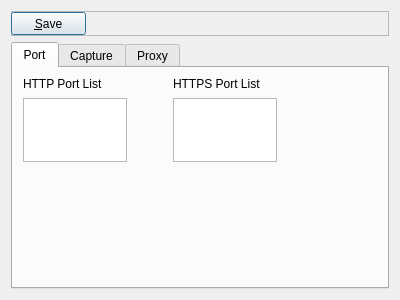
Qt form app/httpsniff/dialog.ui (gilgil1973/snoop90) before a commit.
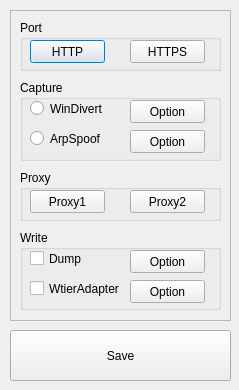
The same form after that commit. The open tabs and pages were chosen to show the change.

Patch:
```diff
--- a/app/httpsniff/dialog.ui
+++ b/app/httpsniff/dialog.ui
@@ -6,111 +6,85 @@
    <rect>
     <x>0</x>
     <y>0</y>
-    <width>400</width>
-    <height>300</height>
+    <width>239</width>
+    <height>390</height>
    </rect>
   </property>
   <property name="windowTitle">
    <string>Dialog</string>
   </property>
-  <layout class="QGridLayout" name="gridLayout">
-   <item row="0" column="0">
-    <layout class="QVBoxLayout" name="verticalLayout">
-     <item>
-      <widget class="QFrame" name="frameTop">
-       <property name="minimumSize">
-        <size>
-         <width>0</width>
-         <height>25</height>
-        </size>
+  <widget class="QFrame" name="frame">
+   <property name="geometry">
+    <rect>
+     <x>10</x>
+     <y>10</y>
+     <width>221</width>
+     <height>311</height>
+    </rect>
        </property>
        <property name="frameShape">
         <enum>QFrame::StyledPanel</enum>
        </property>
        <property name="frameShadow">
-        <enum>QFrame::Sunken</enum>
-       </property>
-       <widget class="QPushButton" name="pbSave">
+    <enum>QFrame::Raised</enum>
+   </property>
+   <widget class="QGroupBox" name="gbPort">
         <property name="geometry">
          <rect>
-          <x>0</x>
-          <y>1</y>
-          <width>75</width>
-          <height>23</height>
-         </rect>
-        </property>
-        <property name="text">
-         <string>&amp;Save</string>
-        </property>
-       </widget>
-      </widget>
-     </item>
-     <item>
-      <widget class="QTabWidget" name="tabWidget">
-       <property name="currentIndex">
-        <number>2</number>
-       </property>
-       <widget class="QWidget" name="tabPort">
-        <attribute name="title">
+      <x>10</x>
+      <y>10</y>
+      <width>201</width>
+      <height>51</height>
+     </rect>
+    </property>
+    <property name="title">
          <string>Port</string>
-        </attribute>
-        <widget class="QLabel" name="lblHttpPortList">
+    </property>
+    <widget class="QPushButton" name="pushButton">
          <property name="geometry">
           <rect>
            <x>10</x>
-           <y>10</y>
-           <width>101</width>
-           <height>12</height>
+       <y>20</y>
+       <width>75</width>
+       <height>23</height>
           </rect>
          </property>
          <property name="text">
-          <string>HTTP Port List</string>
-         </property>
-        </widget>
-        <widget class="QPlainTextEdit" name="pteHttpPortList">
+      <string>HTTP</string>
+     </property>
+    </widget>
+    <widget class="QPushButton" name="pushButton_2">
          <property name="geometry">
           <rect>
-           <x>10</x>
-           <y>30</y>
-           <width>104</width>
-           <height>64</height>
-          </rect>
-         </property>
-        </widget>
-        <widget class="QLabel" name="lblHttpsPortList">
-         <property name="geometry">
-          <rect>
-           <x>160</x>
-           <y>10</y>
-           <width>101</width>
-           <height>12</height>
-          </rect>
-         </property>
+       <x>110</x>
+       <y>20</y>
+       <width>75</width>
+       <height>23</height>
+      </rect>
+     </property>
          <property name="text">
-          <string>HTTPS Port List</string>
-         </property>
-        </widget>
-        <widget class="QPlainTextEdit" name="pteHttpsPortList">
+      <string>HTTPS</string>
+     </property>
+    </widget>
+   </widget>
+   <widget class="QGroupBox" name="gbCapture">
          <property name="geometry">
           <rect>
-           <x>160</x>
-           <y>30</y>
-           <width>104</width>
-           <height>64</height>
-          </rect>
-         </property>
-        </widget>
-       </widget>
-       <widget class="QWidget" name="tabInput">
-        <attribute name="title">
+      <x>10</x>
+      <y>70</y>
+      <width>201</width>
+      <height>81</height>
+     </rect>
+    </property>
+    <property name="title">
          <string>Capture</string>
-        </attribute>
-        <widget class="QRadioButton" name="rbWinDivert">
+    </property>
+    <widget class="QRadioButton" name="radioButton">
          <property name="geometry">
           <rect>
-           <x>20</x>
-           <y>30</y>
-           <width>90</width>
+       <x>10</x>
+       <y>20</y>
+       <width>91</width>
            <height>17</height>
           </rect>
          </property>
@@ -118,12 +92,12 @@
           <string>WinDivert</string>
          </property>
         </widget>
-        <widget class="QRadioButton" name="rbArpSpoof">
+    <widget class="QRadioButton" name="radioButton_2">
          <property name="geometry">
           <rect>
-           <x>20</x>
-           <y>70</y>
-           <width>90</width>
+       <x>10</x>
+       <y>50</y>
+       <width>91</width>
            <height>17</height>
           </rect>
          </property>
@@ -131,11 +105,11 @@
           <string>ArpSpoof</string>
          </property>
         </widget>
-        <widget class="QPushButton" name="pbCaptureOption">
+    <widget class="QPushButton" name="pushButton_3">
          <property name="geometry">
           <rect>
-           <x>140</x>
-           <y>40</y>
+       <x>110</x>
+       <y>20</y>
            <width>75</width>
            <height>23</height>
           </rect>
@@ -144,16 +118,37 @@
           <string>Option</string>
          </property>
         </widget>
-       </widget>
-       <widget class="QWidget" name="tabProxy">
-        <attribute name="title">
+    <widget class="QPushButton" name="pushButton_4">
+     <property name="geometry">
+      <rect>
+       <x>110</x>
+       <y>50</y>
+       <width>75</width>
+       <height>23</height>
+      </rect>
+     </property>
+     <property name="text">
+      <string>Option</string>
+     </property>
+    </widget>
+   </widget>
+   <widget class="QGroupBox" name="gbProxy">
+    <property name="geometry">
+     <rect>
+      <x>10</x>
+      <y>160</y>
+      <width>201</width>
+      <height>51</height>
+     </rect>
+    </property>
+    <property name="title">
          <string>Proxy</string>
-        </attribute>
-        <widget class="QPushButton" name="pbProxy1Option">
+    </property>
+    <widget class="QPushButton" name="pushButton_5">
          <property name="geometry">
           <rect>
            <x>10</x>
-           <y>10</y>
+       <y>20</y>
            <width>75</width>
            <height>23</height>
           </rect>
@@ -162,11 +157,11 @@
           <string>Proxy1</string>
          </property>
         </widget>
-        <widget class="QPushButton" name="pbProxy2Option">
+    <widget class="QPushButton" name="pushButton_6">
          <property name="geometry">
           <rect>
-           <x>10</x>
-           <y>50</y>
+       <x>110</x>
+       <y>20</y>
            <width>75</width>
            <height>23</height>
           </rect>
@@ -176,11 +171,85 @@
          </property>
         </widget>
        </widget>
-      </widget>
-     </item>
-    </layout>
-   </item>
-  </layout>
+   <widget class="QGroupBox" name="gbWrite">
+    <property name="geometry">
+     <rect>
+      <x>10</x>
+      <y>220</y>
+      <width>201</width>
+      <height>80</height>
+     </rect>
+    </property>
+    <property name="title">
+     <string>Write</string>
+    </property>
+    <widget class="QCheckBox" name="checkBox">
+     <property name="geometry">
+      <rect>
+       <x>10</x>
+       <y>20</y>
+       <width>91</width>
+       <height>17</height>
+      </rect>
+     </property>
+     <property name="text">
+      <string>Dump</string>
+     </property>
+    </widget>
+    <widget class="QPushButton" name="pushButton_7">
+     <property name="geometry">
+      <rect>
+       <x>110</x>
+       <y>20</y>
+       <width>75</width>
+       <height>23</height>
+      </rect>
+     </property>
+     <property name="text">
+      <string>Option</string>
+     </property>
+    </widget>
+    <widget class="QCheckBox" name="checkBox_2">
+     <property name="geometry">
+      <rect>
+       <x>10</x>
+       <y>50</y>
+       <width>91</width>
+       <height>17</height>
+      </rect>
+     </property>
+     <property name="text">
+      <string>WtierAdapter</string>
+     </property>
+    </widget>
+    <widget class="QPushButton" name="pushButton_8">
+     <property name="geometry">
+      <rect>
+       <x>110</x>
+       <y>50</y>
+       <width>75</width>
+       <height>23</height>
+      </rect>
+     </property>
+     <property name="text">
+      <string>Option</string>
+     </property>
+    </widget>
+   </widget>
+  </widget>
+  <widget class="QPushButton" name="pbSave">
+   <property name="geometry">
+    <rect>
+     <x>10</x>
+     <y>330</y>
+     <width>221</width>
+     <height>51</height>
+    </rect>
+   </property>
+   <property name="text">
+    <string>Save</string>
+   </property>
+  </widget>
  </widget>
  <layoutdefault spacing="6" margin="11"/>
  <resources/>
```
Left out of the diff: 17 changed lines with no effect on the pictures. Lines whose indentation alone changed are shown as unchanged.
